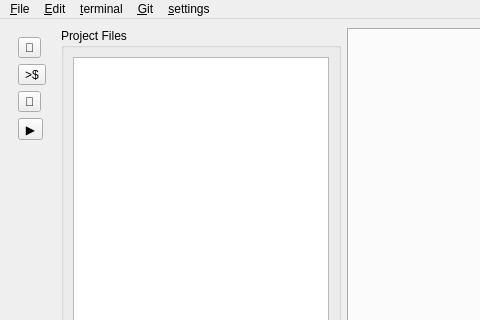
The window that mainwindow.ui (yishun1st-a11y/scriptura) describes before a commit, drawn with Qt 5; both pictures show x 0 to 480 and y 0 to 320 of the 900 by 800 pixel window.
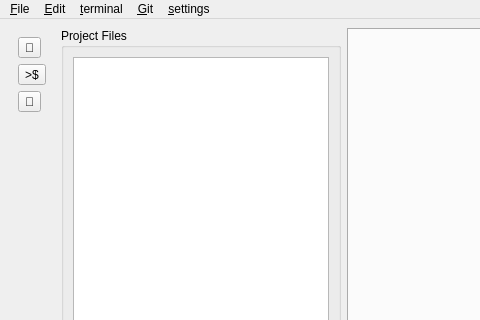
The same window after the commit.

Commit message: remove script language intergration experiement

```diff
--- a/mainwindow.ui
+++ b/mainwindow.ui
@@ -48,16 +48,6 @@
          </property>
         </widget>
        </item>
-      <item>
-         <widget class="QToolButton" name="runScriptButton">
-          <property name="text">
-           <string>▶</string>
-          </property>
-          <property name="toolTip">
-           <string>Run Script</string>
-          </property>
-         </widget>
-        </item>
        <item>
         <spacer name="iconSidebarSpacer">
           <property name="orientation">
```
Left out of the diff: 8 changed lines with no effect on the pictures. Lines whose indentation alone changed are shown as unchanged. The commit also changes 5 other files.
